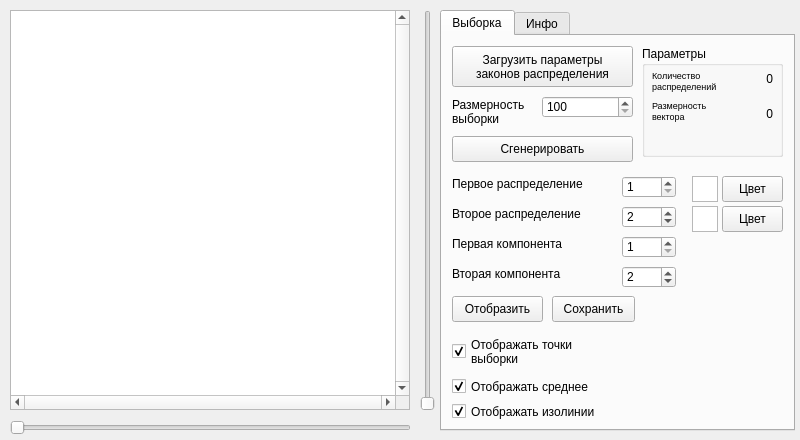
The window that mainwindow.ui (lifchicker/pattern-recognition-lab-5) describes before a commit, drawn with Qt 5.
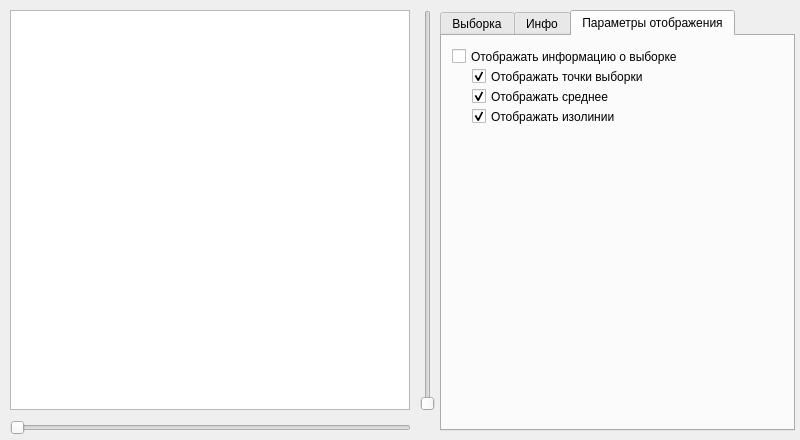
The same window after the commit. The open tabs and pages were chosen to show the change.

Commit message:
Start writing drawing functions.
Added functions for drawing all points of distribution and middle point.
Added checkbox for switching between show and not show generated
distribution points.

The edit to the form file:
```diff
--- a/mainwindow.ui
+++ b/mainwindow.ui
@@ -40,10 +40,10 @@
      </rect>
     </property>
     <property name="verticalScrollBarPolicy">
-     <enum>Qt::ScrollBarAlwaysOn</enum>
+     <enum>Qt::ScrollBarAsNeeded</enum>
     </property>
     <property name="horizontalScrollBarPolicy">
-     <enum>Qt::ScrollBarAlwaysOn</enum>
+     <enum>Qt::ScrollBarAsNeeded</enum>
     </property>
    </widget>
    <widget class="QSlider" name="zoomY">
@@ -109,22 +109,6 @@
      <attribute name="title">
       <string>Выборка</string>
      </attribute>
-     <widget class="QCheckBox" name="checkBoxIsolines">
-      <property name="geometry">
-       <rect>
-        <x>10</x>
-        <y>360</y>
-        <width>171</width>
-        <height>31</height>
-       </rect>
-      </property>
-      <property name="text">
-       <string>Отображать изолинии</string>
-      </property>
-      <property name="checked">
-       <bool>true</bool>
-      </property>
-     </widget>
      <widget class="QSpinBox" name="selectionDimention">
       <property name="geometry">
        <rect>
@@ -247,23 +231,6 @@
        <string>Сохранить</string>
       </property>
      </widget>
-     <widget class="QCheckBox" name="checkBoxSelection">
-      <property name="geometry">
-       <rect>
-        <x>10</x>
-        <y>300</y>
-        <width>181</width>
-        <height>31</height>
-       </rect>
-      </property>
-      <property name="text">
-       <string>Отображать точки
-выборки</string>
-      </property>
-      <property name="checked">
-       <bool>true</bool>
-      </property>
-     </widget>
      <widget class="QPushButton" name="loadButton">
       <property name="geometry">
        <rect>
@@ -278,22 +245,6 @@
 законов распределения</string>
       </property>
      </widget>
-     <widget class="QCheckBox" name="checkBoxMiddle">
-      <property name="geometry">
-       <rect>
-        <x>10</x>
-        <y>340</y>
-        <width>181</width>
-        <height>21</height>
-       </rect>
-      </property>
-      <property name="text">
-       <string>Отображать среднее</string>
-      </property>
-      <property name="checked">
-       <bool>true</bool>
-      </property>
-     </widget>
      <widget class="QLabel" name="label_2">
       <property name="geometry">
        <rect>
@@ -919,6 +870,72 @@
       </widget>
      </widget>
     </widget>
+    <widget class="QWidget" name="tab_3">
+     <attribute name="title">
+      <string>Параметры отображения</string>
+     </attribute>
+     <widget class="QCheckBox" name="checkBoxMiddle">
+      <property name="geometry">
+       <rect>
+        <x>30</x>
+        <y>50</y>
+        <width>181</width>
+        <height>21</height>
+       </rect>
+      </property>
+      <property name="text">
+       <string>Отображать среднее</string>
+      </property>
+      <property name="checked">
+       <bool>true</bool>
+      </property>
+     </widget>
+     <widget class="QCheckBox" name="checkBoxIsolines">
+      <property name="geometry">
+       <rect>
+        <x>30</x>
+        <y>70</y>
+        <width>171</width>
+        <height>21</height>
+       </rect>
+      </property>
+      <property name="text">
+       <string>Отображать изолинии</string>
+      </property>
+      <property name="checked">
+       <bool>true</bool>
+      </property>
+     </widget>
+     <widget class="QCheckBox" name="checkBoxSelection">
+      <property name="geometry">
+       <rect>
+        <x>30</x>
+        <y>30</y>
+        <width>211</width>
+        <height>21</height>
+       </rect>
+      </property>
+      <property name="text">
+       <string>Отображать точки выборки</string>
+      </property>
+      <property name="checked">
+       <bool>true</bool>
+      </property>
+     </widget>
+     <widget class="QCheckBox" name="checkBoxDrawReal">
+      <property name="geometry">
+       <rect>
+        <x>10</x>
+        <y>10</y>
+        <width>271</width>
+        <height>21</height>
+       </rect>
+      </property>
+      <property name="text">
+       <string>Отображать информацию о выборке</string>
+      </property>
+     </widget>
+    </widget>
    </widget>
   </widget>
  </widget>
```
The commit also changes 2 other files.
